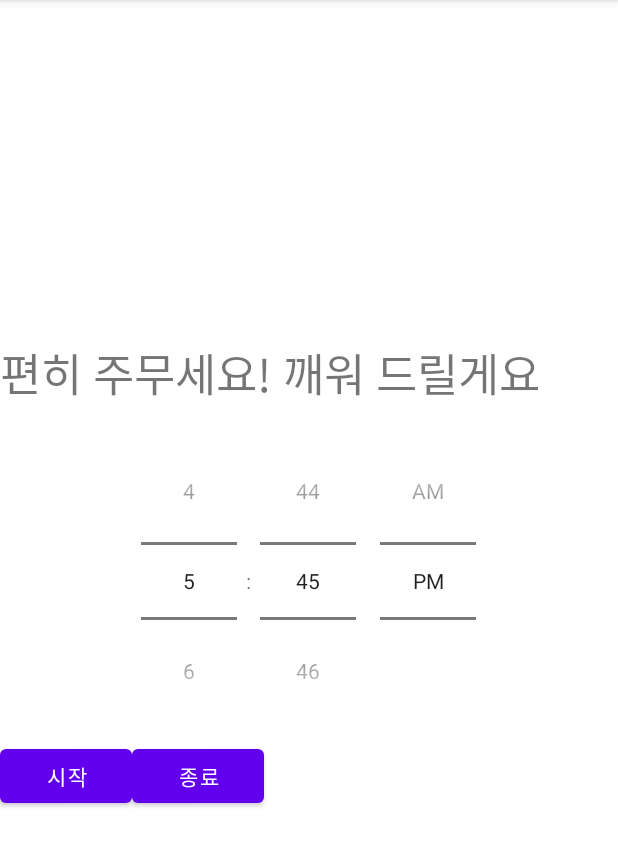
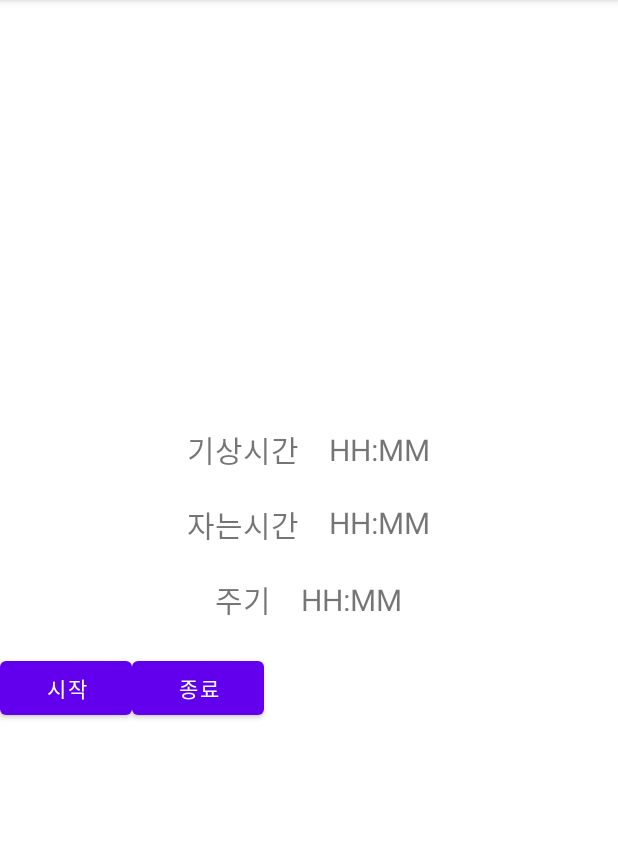
Before and after one commit to dbdmsdn10/SchollFinalProject, an Android app: the screen it shows after launch (Alarm), after a tap on "시작", on a phone screen of 412 x 824 dp, the part 84-951 px from its top. Run offline under Robolectric (Android 15) with nearby library versions, the phone set to English and light mode, and no system bars.

Commit message:
주기알람생성
단 언제알람하였나, 다음알람 몇시인가는 알수없음

```diff
--- a/app/src/main/java/com/example/schoolfinalproject/Alarm.java
+++ b/app/src/main/java/com/example/schoolfinalproject/Alarm.java
@@ -5,23 +5,30 @@ import androidx.appcompat.app.AppCompatActivity;
 
 import android.app.AlarmManager;
 import android.app.PendingIntent;
+import android.app.TimePickerDialog;
 import android.content.Context;
 import android.content.Intent;
 import android.os.Build;
 import android.os.Bundle;
 import android.view.View;
 import android.widget.Button;
+import android.widget.EditText;
+import android.widget.TextView;
 import android.widget.TimePicker;
 import android.widget.Toast;
 
 import java.util.Calendar;
 
-public class Alarm extends AppCompatActivity{
+public class Alarm extends AppCompatActivity {
 
-    AlarmManager alarm_manager[];
-    TimePicker alarm_timepicker;
+    AlarmManager alarm_manager;
     Context context;
-    PendingIntent pendingIntent;
+
+    TextView waketime, nightTime, cycleTime;
+     Intent my_intent;
+
+
+    int times[] = {0, 0, 0, 0, 0, 0};//0,1은 기상 2,3은 자는시간, 4,5는 사이클
 
     @Override
     protected void onCreate(Bundle savedInstanceState) {
@@ -30,65 +37,144 @@ public class Alarm extends AppCompatActivity{
 
         this.context = this;
 
-        alarm_manager=new AlarmManager[5];
-        // 알람매니저 설정
-        alarm_manager[0] = (AlarmManager) getSystemService(ALARM_SERVICE);
+        waketime = findViewById(R.id.edwaketime);
+        nightTime = findViewById(R.id.ednighttime);
+        cycleTime = findViewById(R.id.edcycletime);
 
-        // 타임피커 설정
-        alarm_timepicker = findViewById(R.id.time_picker);
+        alarm_manager = (AlarmManager) getSystemService(ALARM_SERVICE);
+        my_intent = new Intent(this.context, Alarm_Reciver.class);
+    }
 
-        // Calendar 객체 생성
-        final Calendar calendar = Calendar.getInstance();
+    @RequiresApi(api = Build.VERSION_CODES.LOLLIPOP)
+    public void doit(View view) {
+        Calendar calendar = Calendar.getInstance();
+        switch (view.getId()) {
+            case R.id.btn_start:
+                int taketime = 0, cycletimeT = 0;
+                if (times[4] == 0 && times[5] == 0) {
+                    Toast.makeText(Alarm.this, "주기시간을 설정해주세요", Toast.LENGTH_SHORT).show();
+                } else {
+                    cycletimeT = times[4] * 60 + times[5];
+                    if (times[0] == times[2] && times[1] == times[3]) {
+                        taketime = 24 * 60;
+                    } else {
+                        if (times[0] > times[2]) {
+                            taketime += ((24 - times[0]) + times[2]) * 60;
+                        } else {
+                            taketime += (times[2] - times[0]) * 60;
+                        }
+                        if (times[1] > times[3]) {
+                            taketime += (60 - times[1]) + times[3] - 60;
+                        } else {
+                            taketime += times[3] - times[1];
+                        }
+                    }
 
-        // 알람리시버 intent 생성
-        final Intent my_intent = new Intent(this.context, Alarm_Reciver.class);
+                    int timesize = taketime / cycletimeT;
+                    // 알람매니저 설정
+                    int hour = times[0];
+                    int min = times[1];
+                    for (int i = 0; i < timesize; i++) {
+                        min += times[5];
+                        if (min >= 60) {
+                            hour++;
+                            min -= 60;
+                        }
+                        hour += times[4];
+                        if (hour > 24) {
+                            hour -= 24;
+                        }
 
-        // 알람 시작 버튼
-        Button alarm_on = findViewById(R.id.btn_start);
-        alarm_on.setOnClickListener(new View.OnClickListener() {
-            @RequiresApi(api = Build.VERSION_CODES.M)
-            @Override
-            public void onClick(View v) {
-
-                // calendar에 시간 셋팅
-                calendar.set(Calendar.HOUR_OF_DAY, alarm_timepicker.getHour());
-                calendar.set(Calendar.MINUTE, alarm_timepicker.getMinute());
-                calendar.set(Calendar.SECOND,0);
-                // 시간 가져옴
-                int hour = alarm_timepicker.getHour();
-                int minute = alarm_timepicker.getMinute();
-
-                Toast.makeText(Alarm.this,"Alarm 예정 " + hour + "시 " + minute + "분",Toast.LENGTH_SHORT).show();
-
-                // reveiver에 string 값 넘겨주기
-                my_intent.putExtra("state","alarm on");
+                        calendar.set(Calendar.HOUR_OF_DAY, hour);
+                        calendar.set(Calendar.MINUTE, min);
+                        calendar.set(Calendar.SECOND, 0);
 
 
-                    // 알람셋팅
-                pendingIntent = PendingIntent.getBroadcast(Alarm.this, 0, my_intent, PendingIntent.FLAG_UPDATE_CURRENT);
+                        boolean b=false;
+                        if (calendar.getTimeInMillis() < Calendar.getInstance().getTimeInMillis()) {
+                            calendar.add(Calendar.DATE, 1);
+                            b=true;
+                        }
+                        String a="Alarm 예정 " + hour + "시 " + min + "분";
+                        my_intent.putExtra("state", "alarm on");
+                        my_intent.putExtra("time", a);
 
-                alarm_manager[0].set(AlarmManager.RTC_WAKEUP, calendar.getTimeInMillis(), pendingIntent);
-            }
-        });
+                        // 알람셋팅
+                        PendingIntent pendingIntent = PendingIntent.getBroadcast(Alarm.this, i, my_intent, PendingIntent.FLAG_UPDATE_CURRENT);
 
-        // 알람 정지 버튼
-        Button alarm_off = findViewById(R.id.btn_finish);
-        alarm_off.setOnClickListener(new View.OnClickListener() {
-            @Override
-            public void onClick(View v) {
-                Toast.makeText(Alarm.this,"Alarm 종료",Toast.LENGTH_SHORT).show();
+                        alarm_manager.setInexactRepeating(AlarmManager.RTC_WAKEUP, calendar.getTimeInMillis(), AlarmManager.INTERVAL_DAY, pendingIntent);
+
+
+
+                        if(b){
+                            calendar.add(Calendar.DATE, -1);
+                        }
+                    }
+                }
+                Toast.makeText(Alarm.this, "알람이 설정되었습니다", Toast.LENGTH_SHORT).show();
+                break;
+            case R.id.btn_finish:
+                Toast.makeText(Alarm.this, "Alarm 종료", Toast.LENGTH_SHORT).show();
                 // 알람매니저 취소
 
                 AlarmManager alarm_manager2 = (AlarmManager) getSystemService(ALARM_SERVICE);
 
 
-                my_intent.putExtra("state","alarm off");
+                my_intent.putExtra("state", "alarm off");
+                int i=0;
+                PendingIntent pendingIntent = PendingIntent.getBroadcast(Alarm.this, i, my_intent, PendingIntent.FLAG_UPDATE_CURRENT);;
 
-                pendingIntent = PendingIntent.getBroadcast(Alarm.this, 0, my_intent, PendingIntent.FLAG_UPDATE_CURRENT);
+
                 alarm_manager2.cancel(pendingIntent);
                 // 알람취소
                 sendBroadcast(my_intent);
-            }
-        });
+
+                break;
+
+            case R.id.edwaketime:
+                calendar = Calendar.getInstance();
+                TimePickerDialog timepicker = new TimePickerDialog(this, 2, waketimelistener, calendar.getTime().getHours(), calendar.getTime().getMinutes(), false);
+                timepicker.show();
+                break;
+            case R.id.ednighttime:
+                calendar = Calendar.getInstance();
+                timepicker = new TimePickerDialog(this, 2, nighttimelistener, calendar.getTime().getHours(), calendar.getTime().getMinutes(), false);
+                timepicker.show();
+                break;
+            case R.id.edcycletime:
+
+                timepicker = new TimePickerDialog(this, 2, cycletimelistener, 0, 0, false);
+                timepicker.show();
+                break;
+            default:
+
+                break;
+        }
     }
+
+    private TimePickerDialog.OnTimeSetListener waketimelistener = new TimePickerDialog.OnTimeSetListener() {
+        @Override
+        public void onTimeSet(TimePicker view, int hourOfDay, int minute) {
+
+            waketime.setText(hourOfDay + ":" + minute);
+            times[0] = hourOfDay;
+            times[1] = minute;
+        }
+    };
+    private TimePickerDialog.OnTimeSetListener nighttimelistener = new TimePickerDialog.OnTimeSetListener() {
+        @Override
+        public void onTimeSet(TimePicker view, int hourOfDay, int minute) {
+            nightTime.setText(hourOfDay + ":" + minute);
+            times[2] = hourOfDay;
+            times[3] = minute;
+        }
+    };
+    private TimePickerDialog.OnTimeSetListener cycletimelistener = new TimePickerDialog.OnTimeSetListener() {
+        @Override
+        public void onTimeSet(TimePicker view, int hourOfDay, int minute) {
+            cycleTime.setText(hourOfDay + ":" + minute);
+            times[4] = hourOfDay;
+            times[5] = minute;
+        }
+    };
 }
--- a/app/src/main/java/com/example/schoolfinalproject/Alarm_Reciver.java
+++ b/app/src/main/java/com/example/schoolfinalproject/Alarm_Reciver.java
@@ -15,12 +15,14 @@ public class Alarm_Reciver extends BroadcastReceiver {
         // intent로부터 전달받은 string
         System.out.println("알람시작");
         String get_yout_string = intent.getExtras().getString("state");
+        String time = intent.getExtras().getString("time");
 
         // RingtonePlayingService 서비스 intent 생성
         Intent service_intent = new Intent(context, RingtonePlayingService.class);
 
         // RingtonePlayinService로 extra string값 보내기
         service_intent.putExtra("state", get_yout_string);
+        service_intent.putExtra("time", time);
         // start the ringtone service
 
         if (android.os.Build.VERSION.SDK_INT >= android.os.Build.VERSION_CODES.O){
--- a/app/src/main/java/com/example/schoolfinalproject/RingtonePlayingService.java
+++ b/app/src/main/java/com/example/schoolfinalproject/RingtonePlayingService.java
@@ -35,7 +35,7 @@ public class RingtonePlayingService extends Service {
     public int onStartCommand(Intent intent, int flags, int startId) {
 
         String getState = intent.getExtras().getString("state");
-
+        String time = intent.getExtras().getString("time");
         assert getState != null;
         switch (getState) {
             case "alarm on":
@@ -48,8 +48,8 @@ public class RingtonePlayingService extends Service {
                     ((NotificationManager) getSystemService(Context.NOTIFICATION_SERVICE)).createNotificationChannel(channel);
 
                     Notification notification = new NotificationCompat.Builder(this, CHANNEL_ID)
-                            .setContentTitle("알람시작")
-                            .setContentText("알람음이 재생됩니다.")
+                            .setContentTitle(time)
+                            .setContentText(time)
                             .setSmallIcon(R.mipmap.ic_launcher)
 //                    .setContent(Alarm)
                             .build();
--- a/app/src/main/res/layout/activity_alarm.xml
+++ b/app/src/main/res/layout/activity_alarm.xml
@@ -2,49 +2,102 @@
 
     android:layout_width="match_parent"
     android:layout_height="match_parent"
+    android:gravity="center"
     android:orientation="vertical"
-    android:gravity="center"
 
     >
 
+<LinearLayout
+    android:layout_width="wrap_content"
+    android:layout_height="wrap_content"
+    android:orientation="horizontal"
+    android:gravity="center"
+    android:layout_marginBottom="20dp">
     <TextView
-        android:layout_width="match_parent"
+        android:layout_width="wrap_content"
         android:layout_height="wrap_content"
-        android:text="편히 주무세요! 깨워 드릴게요"
-        android:textSize="30sp"
-        android:layout_marginBottom="10dp"/>
+        android:text="기상시간"
+        android:textSize="20dp"
+        />
 
+    <TextView
+        android:id="@+id/edwaketime"
+        android:layout_width="wrap_content"
+        android:layout_height="wrap_content"
+        android:layout_marginLeft="20dp"
+        android:onClick="doit"
+        android:text="HH:MM"
+        android:textSize="20dp"
+        />
+</LinearLayout>
     <LinearLayout
-        android:orientation="vertical"
-        android:layout_width="match_parent"
+        android:layout_width="wrap_content"
         android:layout_height="wrap_content"
+        android:orientation="horizontal"
         android:gravity="center"
-        >
-
-        <TimePicker
-            android:id="@+id/time_picker"
+        android:layout_marginBottom="20dp">
+        <TextView
             android:layout_width="wrap_content"
             android:layout_height="wrap_content"
-            android:timePickerMode="spinner"
+            android:text="자는시간"
+            android:textSize="20dp"
             />
 
+        <TextView
+            android:id="@+id/ednighttime"
+            android:layout_width="wrap_content"
+            android:layout_height="match_parent"
+            android:layout_marginLeft="20dp"
+            android:onClick="doit"
+            android:text="HH:MM"
+            android:textSize="20dp"
+
+            />
     </LinearLayout>
+    <LinearLayout
+        android:layout_width="wrap_content"
+        android:layout_height="wrap_content"
+        android:orientation="horizontal"
+        android:gravity="center"
+        android:layout_marginBottom="20dp">
+        <TextView
+            android:layout_width="wrap_content"
+            android:layout_height="wrap_content"
+            android:text="주기"
+            android:textSize="20dp"
+            />
+        <TextView
+            android:id="@+id/edcycletime"
+            android:layout_width="wrap_content"
+            android:layout_height="wrap_content"
+            android:text="HH:MM"
+
+            android:layout_marginLeft="20dp"
+            android:textSize="20dp"
+            android:onClick="doit"
+            />
+    </LinearLayout>
+
+
+
 
     <LinearLayout
         android:layout_width="match_parent"
         android:layout_height="wrap_content">
 
         <Button
+            android:id="@+id/btn_start"
             android:layout_width="wrap_content"
             android:layout_height="wrap_content"
-            android:id="@+id/btn_start"
-            android:text="시작"/>
+            android:text="시작"
+            android:onClick="doit"/>
 
         <Button
+            android:id="@+id/btn_finish"
             android:layout_width="wrap_content"
             android:layout_height="wrap_content"
-            android:id="@+id/btn_finish"
-            android:text="종료" />
+            android:text="종료"
+            android:onClick="doit"/>
 
     </LinearLayout>
 
```
Also changed, not shown: app/src/main/java/com/example/schoolfinalproject/CheckBlood.java (+20 -19 lines).
